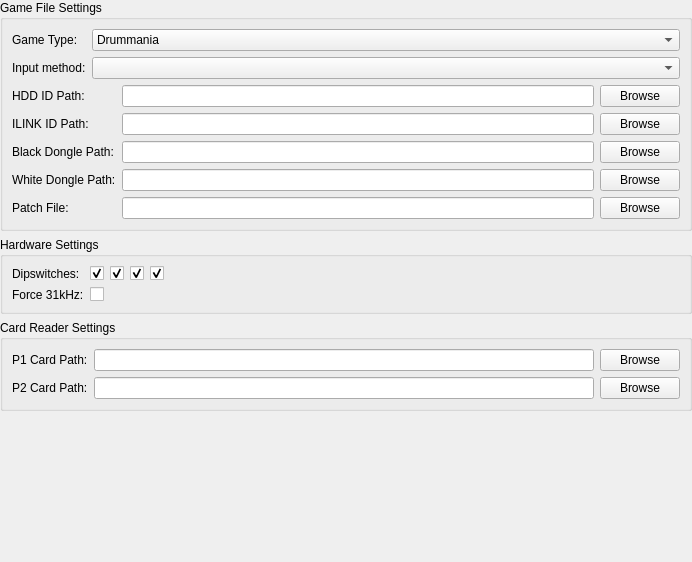
Old version of the form pcsx2-qt/Settings/Python2SettingsWidget.ui in the repository DiscoStarslayer/pcsx2-reliquary.
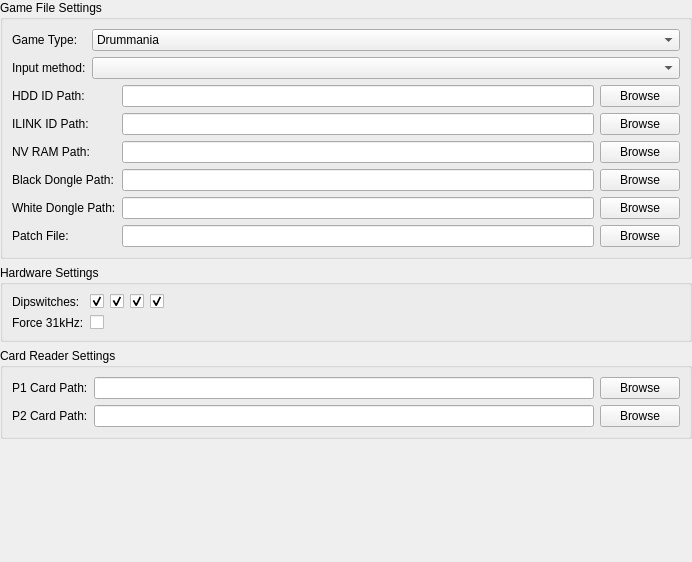
New version of the form.

Commit message: qt: fix sigabrt on properties view, icon for python2

```diff
--- a/pcsx2-qt/Settings/Python2SettingsWidget.ui
+++ b/pcsx2-qt/Settings/Python2SettingsWidget.ui
@@ -122,16 +122,34 @@
         </item>
 
         <item row="2" column="0">
+         <widget class="QLabel" name="label_12">
+          <property name="text">
+           <string>NV RAM Path:</string>
+          </property>
+         </widget>
+        </item>
+        <item row="2" column="1">
+         <widget class="QLineEdit" name="nvRamPath" />
+        </item>
+        <item row="2" column="2">
+         <widget class="QPushButton" name="nvRamBrowse">
+          <property name="text">
+           <string>Browse</string>
+          </property>
+         </widget>
+        </item>
+
+        <item row="3" column="0">
          <widget class="QLabel" name="label_4">
           <property name="text">
            <string>Black Dongle Path:</string>
           </property>
          </widget>
         </item>
-        <item row="2" column="1">
+        <item row="3" column="1">
          <widget class="QLineEdit" name="dongleBlackPath" />
         </item>
-        <item row="2" column="2">
+        <item row="3" column="2">
          <widget class="QPushButton" name="dongleBlackBrowse">
           <property name="text">
            <string>Browse</string>
@@ -139,17 +157,17 @@
          </widget>
         </item>
 
-        <item row="3" column="0">
+        <item row="4" column="0">
          <widget class="QLabel" name="label_5">
           <property name="text">
            <string>White Dongle Path:</string>
           </property>
          </widget>
         </item>
-        <item row="3" column="1">
+        <item row="4" column="1">
          <widget class="QLineEdit" name="dongleWhitePath" />
         </item>
-        <item row="3" column="2">
+        <item row="4" column="2">
          <widget class="QPushButton" name="dongleWhiteBrowse">
           <property name="text">
            <string>Browse</string>
@@ -157,17 +175,17 @@
          </widget>
         </item>
 
-        <item row="4" column="0">
+        <item row="5" column="0">
          <widget class="QLabel" name="label_8">
           <property name="text">
            <string>Patch File:</string>
           </property>
          </widget>
         </item>
-        <item row="4" column="1">
+        <item row="5" column="1">
          <widget class="QLineEdit" name="patchFilePath" />
         </item>
-        <item row="4" column="2">
+        <item row="5" column="2">
          <widget class="QPushButton" name="patchFileBrowse">
           <property name="text">
            <string>Browse</string>
```
The commit also changes 4 other files.
